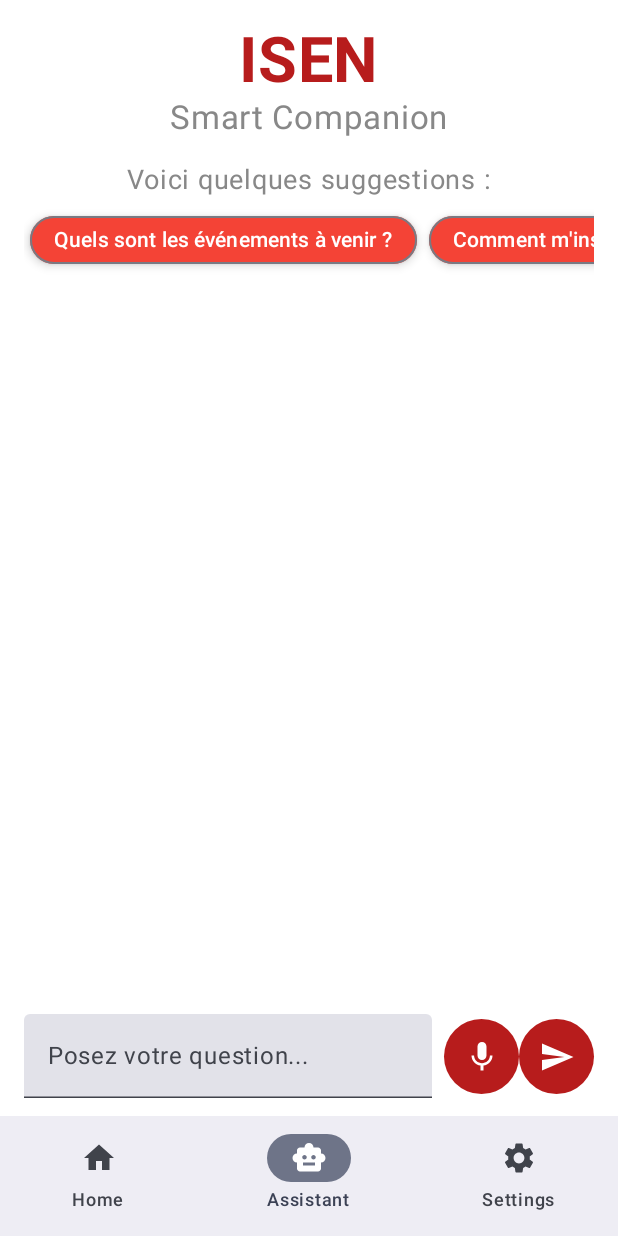
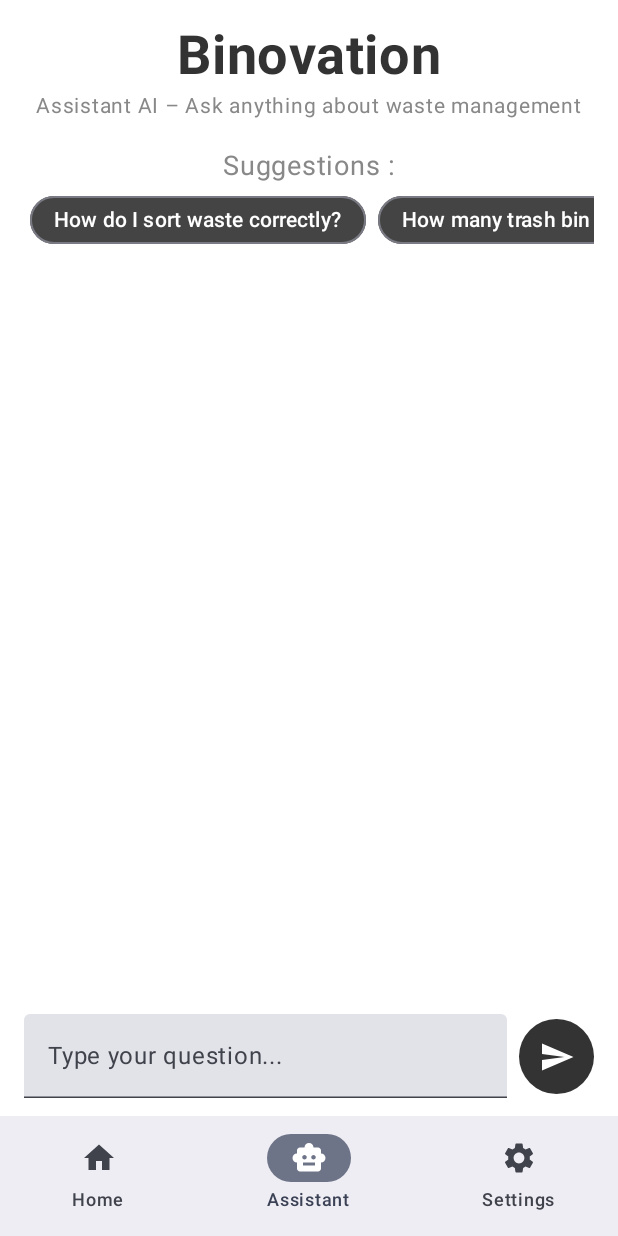
Before and after one commit to ranya230/Binovation, an Android app built with Jetpack Compose: the MainNavigation screen opened through its navigation route, item 2 of the bottom bar chosen, on a phone screen of 412 x 824 dp. Run offline under Robolectric (Android 15) with nearby library versions, the phone set to English and light mode, and no system bars; our stand-ins replace Firebase (no records; nobody signed in at launch, a user with empty details on screens opened directly); libraries missing offline, so code that uses them is left out: com.google.ai.client, org.eclipse.paho; 6 statements that could not run were skipped.

Commit message:
Page Login avec connexion Firebase & mdp oublié qui envoi le lien si jamais mdp oublie & designe & assistant AI & cnx MQQTs

```diff
--- a/app/src/main/java/fr/isen/amara/isensmartcompanion/screens/AssistantScreen.kt
+++ b/app/src/main/java/fr/isen/amara/isensmartcompanion/screens/AssistantScreen.kt
@@ -1,11 +1,5 @@
 package fr.isen.amara.isensmartcompanion.screens
 
-import android.content.Intent
-import android.os.Bundle
-import android.speech.RecognizerIntent
-import android.speech.RecognitionListener
-import android.speech.SpeechRecognizer
-import android.widget.Toast
 import androidx.compose.animation.AnimatedVisibility
 import androidx.compose.animation.fadeIn
 import androidx.compose.animation.slideInVertically
@@ -13,72 +7,90 @@
 import androidx.compose.foundation.layout.*
 import androidx.compose.foundation.lazy.LazyRow
 import androidx.compose.foundation.lazy.items
-import androidx.compose.foundation.shape.CircleShape
+import androidx.compose.foundation.rememberScrollState
 import androidx.compose.foundation.shape.RoundedCornerShape
+import androidx.compose.foundation.verticalScroll
+import androidx.compose.material.icons.Icons
+import androidx.compose.material.icons.filled.Send
 import androidx.compose.material3.*
-import androidx.compose.material.icons.Icons
-import androidx.compose.material.icons.filled.*
 import androidx.compose.runtime.*
 import androidx.compose.ui.Alignment
 import androidx.compose.ui.Modifier
 import androidx.compose.ui.graphics.Color
-import androidx.compose.ui.platform.LocalContext
 import androidx.compose.ui.text.TextStyle
+import androidx.compose.ui.text.font.FontWeight
 import androidx.compose.ui.unit.dp
 import androidx.compose.ui.unit.sp
-import androidx.compose.ui.text.font.FontWeight
+import com.google.ai.client.generativeai.GenerativeModel
 import kotlinx.coroutines.Dispatchers
 import kotlinx.coroutines.launch
 import kotlinx.coroutines.withContext
-import java.util.*
-import fr.isen.amara.isensmartcompanion.data.InteractionViewModel
-import androidx.lifecycle.viewmodel.compose.viewModel
-import com.google.ai.client.generativeai.GenerativeModel
 
 @Composable
-fun AssistantScreen(viewModel: InteractionViewModel = viewModel()) {
+fun AssistantScreen() {
     var question by remember { mutableStateOf("") }
     var lastQuestion by remember { mutableStateOf<String?>(null) }
     var aiResponse by remember { mutableStateOf<String?>(null) }
-    var isListening by remember { mutableStateOf(false) }
-    val context = LocalContext.current
+    var isLoading by remember { mutableStateOf(false) }
     val coroutineScope = rememberCoroutineScope()
-    var isLoading by remember { mutableStateOf(false) }
+    val scrollState = rememberScrollState()
 
     val generativeModel = GenerativeModel("gemini-1.5-flash", "AIzaSyD14bguW-Xa4EAGqZl8wsidEwU2K_huT3s")
 
-    Box(modifier = Modifier.fillMaxSize().background(Color.White)) {
     Column(
-            modifier = Modifier.fillMaxSize().padding(16.dp),
-            horizontalAlignment = Alignment.CenterHorizontally,
-            verticalArrangement = Arrangement.Top
+        modifier = Modifier
+            .fillMaxSize()
+            .background(Color.White)
+            .padding(16.dp)
+            .verticalScroll(scrollState),
+        horizontalAlignment = Alignment.CenterHorizontally
     ) {
         AnimatedVisibility(
             visible = true,
             enter = slideInVertically(initialOffsetY = { -50 }) + fadeIn()
         ) {
-                Column(horizontalAlignment = Alignment.CenterHorizontally) {
-                    Text("ISEN", fontSize = 42.sp, fontWeight = FontWeight.Bold, color = Color(0xFFB71C1C))
-                    Text("Smart Companion", fontSize = 22.sp, color = Color.Gray)
-                    Spacer(modifier = Modifier.height(16.dp))
+            Column(
+                modifier = Modifier
+                    .fillMaxWidth()
+                    .padding(bottom = 16.dp),
+                horizontalAlignment = Alignment.CenterHorizontally
+            ) {
+                Text(
+                    "Binovation",
+                    fontSize = 36.sp,
+                    fontWeight = FontWeight.Bold,
+                    color = Color(0xFF333333)
+                )
+                Box(
+                    modifier = Modifier.fillMaxWidth(),
+                    contentAlignment = Alignment.Center
+                ) {
+                    Text(
+                        "Assistant AI – " + "Ask anything about waste management",
+                        fontSize = 14.sp,
+                        color = Color.Gray
+                    )
+                }
             }
         }
 
-            Text("Voici quelques suggestions :", fontSize = 18.sp, color = Color.Gray)
+        Text("Suggestions :", fontSize = 18.sp, color = Color.Gray)
 
         val suggestions = listOf(
-                "Quels sont les événements à venir ?",
-                "Comment m'inscrire à un événement ?",
-                "Quels sont mes cours aujourd'hui ?"
+            "How do I sort waste correctly?",
+            "How many trash bin types are there?",
+            "What color is the recycling bin?",
+            "Where should I throw batteries?",
+            "What happens to compostable waste?"
         )
 
-            LazyRow {
+        LazyRow(modifier = Modifier.fillMaxWidth()) {
             items(suggestions) { suggestion ->
                 SuggestionChip(text = suggestion) { question = suggestion }
             }
         }
 
-            Spacer(modifier = Modifier.height(32.dp))
+        Spacer(modifier = Modifier.height(24.dp))
 
         if (lastQuestion != null && aiResponse != null) {
             AnimatedVisibility(
@@ -88,60 +100,59 @@
                 ResponseCard(lastQuestion!!, aiResponse!!)
             }
         }
+
+        Spacer(modifier = Modifier.height(60.dp))
     }
 
+    Box(
+        modifier = Modifier.fillMaxSize(),
+        contentAlignment = Alignment.BottomCenter
+    ) {
         Row(
             modifier = Modifier
                 .fillMaxWidth()
-                .background(Color.White, shape = MaterialTheme.shapes.medium)
-                .padding(horizontal = 16.dp, vertical = 12.dp)
-                .align(Alignment.BottomCenter),
+                .background(Color.White)
+                .padding(horizontal = 16.dp, vertical = 12.dp),
             verticalAlignment = Alignment.CenterVertically
         ) {
             TextField(
                 value = question,
                 onValueChange = { question = it },
-                placeholder = { Text("Posez votre question...") },
+                placeholder = { Text("Type your question...") },
                 textStyle = TextStyle(fontSize = 16.sp),
                 singleLine = true,
-                modifier = Modifier.weight(1f).padding(end = 8.dp)
+                modifier = Modifier
+                    .weight(1f)
+                    .padding(end = 8.dp)
             )
-
-            VoiceSearchButton { voiceInput ->
-                question = voiceInput
-                isListening = false
-            }
 
             IconButton(
                 onClick = {
                     if (question.isNotEmpty()) {
                         isLoading = true
-                        val currentQuestion = question
+                        val current = question
                         question = ""
-
                         coroutineScope.launch(Dispatchers.IO) {
-                            val aiResponseText = getAIResponse(generativeModel, currentQuestion)
-
+                            val result = getAIResponse(generativeModel, current)
                             withContext(Dispatchers.Main) {
-                                lastQuestion = currentQuestion
-                                aiResponse = aiResponseText
+                                lastQuestion = current
+                                aiResponse = result
                                 isLoading = false
                             }
-
-                            viewModel.insertInteraction(currentQuestion, aiResponseText)
                         }
-                    } else {
-                        Toast.makeText(context, "Veuillez entrer une question", Toast.LENGTH_SHORT).show()
                     }
                 },
                 modifier = Modifier
                     .size(50.dp)
-                    .background(Color(0xFFB71C1C), shape = CircleShape)
+                    .background(Color(0xFF333333), shape = RoundedCornerShape(25.dp))
             ) {
                 if (isLoading) {
-                    CircularProgressIndicator(modifier = Modifier.size(24.dp), color = Color.White)
+                    CircularProgressIndicator(
+                        modifier = Modifier.size(24.dp),
+                        color = Color.White
+                    )
                 } else {
-                    Icon(imageVector = Icons.Filled.Send, contentDescription = "Envoyer", tint = Color.White)
+                    Icon(imageVector = Icons.Default.Send, contentDescription = "Send", tint = Color.White)
                 }
             }
         }
@@ -153,13 +164,12 @@
     AssistChip(
         onClick = onClick,
         label = { Text(text) },
-        modifier = Modifier.padding(4.dp),
+        modifier = Modifier.padding(horizontal = 4.dp),
         shape = RoundedCornerShape(16.dp),
         colors = AssistChipDefaults.assistChipColors(
-            containerColor = Color(0xFFF44336),
+            containerColor = Color(0xFF444444),
             labelColor = Color.White
-        ),
-        elevation = AssistChipDefaults.assistChipElevation(4.dp)
+        )
     )
 }
 
@@ -169,14 +179,12 @@
         modifier = Modifier
             .fillMaxWidth()
             .padding(vertical = 8.dp),
-        shape = RoundedCornerShape(12.dp),
-        elevation = CardDefaults.cardElevation(6.dp),
-        colors = CardDefaults.cardColors(containerColor = Color(0xFFFFEBEE))
+        colors = CardDefaults.cardColors(containerColor = Color(0xFFF1F1F1))
     ) {
         Column(modifier = Modifier.padding(16.dp)) {
-            Text("Vous : $question", fontSize = 18.sp, fontWeight = FontWeight.Bold, color = Color.Black)
+            Text("You: $question", fontSize = 16.sp, fontWeight = FontWeight.SemiBold, color = Color.Black)
             Spacer(modifier = Modifier.height(8.dp))
-            Text("IA : $answer", fontSize = 18.sp, color = Color.Gray)
+            Text("AI: $answer", fontSize = 16.sp, color = Color.DarkGray)
         }
     }
 }
@@ -184,68 +192,8 @@
 private suspend fun getAIResponse(generativeModel: GenerativeModel, input: String): String {
     return try {
         val response = generativeModel.generateContent(input)
-        response.text ?: "Aucune réponse obtenue"
+        response.text ?: "No response received."
     } catch (e: Exception) {
-        "Erreur: ${e.message}"
+        "Error: ${e.message}"
     }
 }
-
-@Composable
-fun VoiceSearchButton(onVoiceInput: (String) -> Unit) {
-    val context = LocalContext.current
-    val speechRecognizer = remember { SpeechRecognizer.createSpeechRecognizer(context) }
-    var isListening by remember { mutableStateOf(false) }
-
-    val recognitionListener = object : RecognitionListener {
-        override fun onReadyForSpeech(params: Bundle?) {
-            isListening = true
-        }
-
-        override fun onBeginningOfSpeech() {}
-
-        override fun onRmsChanged(rmsdB: Float) {}
-
-        override fun onBufferReceived(buffer: ByteArray?) {}
-
-        override fun onEndOfSpeech() {
-            isListening = false
-        }
-
-        override fun onResults(results: Bundle?) {
-            val matches = results?.getStringArrayList(SpeechRecognizer.RESULTS_RECOGNITION)
-            if (!matches.isNullOrEmpty()) {
-                onVoiceInput(matches[0])
-            }
-            isListening = false
-        }
-
-        override fun onError(error: Int) {
-            isListening = false
-            Toast.makeText(context, "Erreur de reconnaissance vocale ($error)", Toast.LENGTH_SHORT).show()
-        }
-
-        override fun onPartialResults(partialResults: Bundle?) {}
-
-        override fun onEvent(eventType: Int, params: Bundle?) {}
-    }
-
-    LaunchedEffect(speechRecognizer) {
-        speechRecognizer.setRecognitionListener(recognitionListener)
-    }
-
-    IconButton(
-        onClick = {
-            val intent = Intent(RecognizerIntent.ACTION_RECOGNIZE_SPEECH).apply {
-                putExtra(RecognizerIntent.EXTRA_LANGUAGE_MODEL, RecognizerIntent.LANGUAGE_MODEL_FREE_FORM)
-                putExtra(RecognizerIntent.EXTRA_LANGUAGE, Locale.getDefault())
-                putExtra(RecognizerIntent.EXTRA_PARTIAL_RESULTS, true)
-            }
-            speechRecognizer.startListening(intent)
-        },
-        modifier = Modifier
-            .size(50.dp)
-            .background(if (isListening) Color.Green else Color(0xFFB71C1C), shape = CircleShape)
-    ) {
-        Icon(imageVector = Icons.Default.Mic, contentDescription = "Recherche vocale", tint = Color.White)
-    }
-}
--- a/app/src/main/java/fr/isen/amara/isensmartcompanion/screens/TrashStatusScreen.kt
+++ b/app/src/main/java/fr/isen/amara/isensmartcompanion/screens/TrashStatusScreen.kt
@@ -1,10 +1,8 @@
 package fr.isen.amara.isensmartcompanion.screens
 
 import androidx.compose.foundation.Image
+import androidx.compose.foundation.background
 import androidx.compose.foundation.layout.*
-import androidx.compose.material.icons.Icons
-import androidx.compose.material.icons.filled.Menu
-import androidx.compose.material.icons.filled.Person
 import androidx.compose.material3.*
 import androidx.compose.runtime.*
 import androidx.compose.ui.Alignment
@@ -13,19 +11,18 @@
 import androidx.compose.ui.res.painterResource
 import androidx.compose.ui.text.font.FontWeight
 import androidx.compose.ui.unit.dp
+import androidx.compose.ui.unit.sp
 import fr.isen.amara.isensmartcompanion.R
 import kotlinx.coroutines.Dispatchers
 import kotlinx.coroutines.launch
 import org.eclipse.paho.client.mqttv3.*
 import org.json.JSONObject
 
-@OptIn(ExperimentalMaterial3Api::class)
 @Composable
 fun TrashStatusScreen() {
     val mqttClient = remember { MqttClientHelper() }
     val coroutineScope = rememberCoroutineScope()
-
-    var distance by remember { mutableStateOf(30f) } // valeur max par défaut
+    var distance by remember { mutableStateOf(30f) }
     val fillPercentage = ((30f - distance) / 30f * 100f).coerceIn(0f, 100f)
 
     LaunchedEffect(Unit) {
@@ -34,47 +31,26 @@
                 val json = JSONObject(message)
                 val newDistance = json.getDouble("distance").toFloat()
                 distance = newDistance
-            } catch (e: Exception) {
-                println("Erreur JSON: ${e.localizedMessage}")
-            }
+            } catch (_: Exception) {}
         }
     }
 
-    Scaffold(
-        topBar = {
-            TopAppBar(
-                title = { Text("Accueil") },
-                actions = {
-                    IconButton(onClick = { /* Naviguer vers le profil */ }) {
-                        Icon(Icons.Default.Person, contentDescription = "Profil")
-                    }
-                    IconButton(onClick = { /* Naviguer vers l'assistance AI */ }) {
-                        Icon(Icons.Default.Menu, contentDescription = "Assistance")
-                    }
-                    IconButton(onClick = { /* Naviguer vers les paramètres */ }) {
-                        Icon(Icons.Default.Menu, contentDescription = "Paramètres")
-                    }
-                }
-            )
-        }
-    ) { padding ->
     Column(
         modifier = Modifier
             .fillMaxSize()
-                .padding(padding)
             .padding(24.dp),
-            verticalArrangement = Arrangement.spacedBy(16.dp),
-            horizontalAlignment = Alignment.CenterHorizontally
+        horizontalAlignment = Alignment.CenterHorizontally,
+        verticalArrangement = Arrangement.spacedBy(16.dp)
     ) {
         Image(
-                painter = painterResource(id = R.drawable.poubelle), // mets ici ton image
+            painter = painterResource(id = R.drawable.poubelle),
             contentDescription = "Trash Bin",
-                modifier = Modifier.size(150.dp)
+            modifier = Modifier.size(160.dp)
         )
 
         Text(
-                text = "Remplissage: ${fillPercentage.toInt()}%",
-                style = MaterialTheme.typography.titleMedium.copy(fontWeight = FontWeight.Bold)
+            text = "Fill Level: ${fillPercentage.toInt()}%",
+            style = MaterialTheme.typography.titleLarge.copy(fontWeight = FontWeight.Bold)
         )
 
         LinearProgressIndicator(
@@ -93,7 +69,7 @@
             },
             modifier = Modifier.fillMaxWidth()
         ) {
-                Text("Lancer le Scan")
+            Text("Scan Trash Level")
         }
 
         Spacer(modifier = Modifier.height(24.dp))
@@ -104,9 +80,14 @@
         ) {
             MenuButton("Analyse", Modifier.weight(1f).padding(horizontal = 4.dp))
             MenuButton("Historique", Modifier.weight(1f).padding(horizontal = 4.dp))
+        }
+
+        Row(
+            horizontalArrangement = Arrangement.SpaceEvenly,
+            modifier = Modifier.fillMaxWidth()
+        ) {
             MenuButton("Bin State", Modifier.weight(1f).padding(horizontal = 4.dp))
             MenuButton("Bin History", Modifier.weight(1f).padding(horizontal = 4.dp))
-            }
         }
     }
 }
@@ -114,7 +95,7 @@
 @Composable
 fun MenuButton(title: String, modifier: Modifier = Modifier) {
     Button(
-        onClick = { /* ajouter navigation ici si besoin */ },
+        onClick = { /* Navigation à ajouter */ },
         modifier = modifier
     ) {
         Text(title)
```
Also changed, not shown: app/src/main/java/fr/isen/amara/isensmartcompanion/screens/MqttClientHelper.kt (+19 -19 lines). Lines whose indentation alone changed are shown as unchanged.
